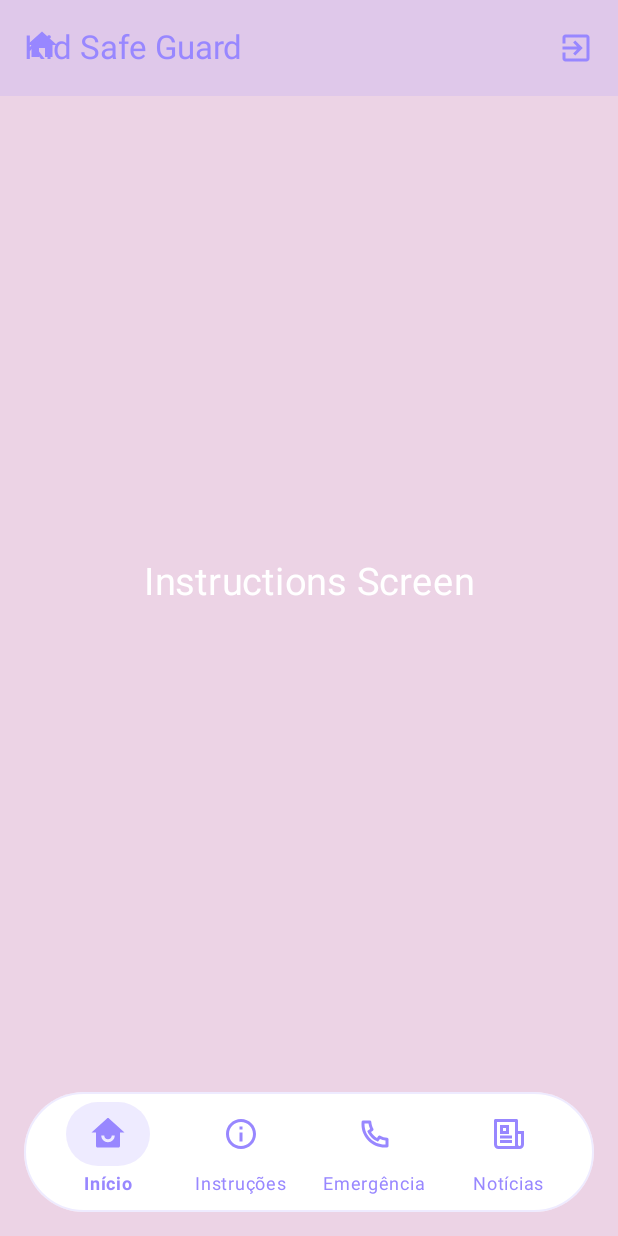
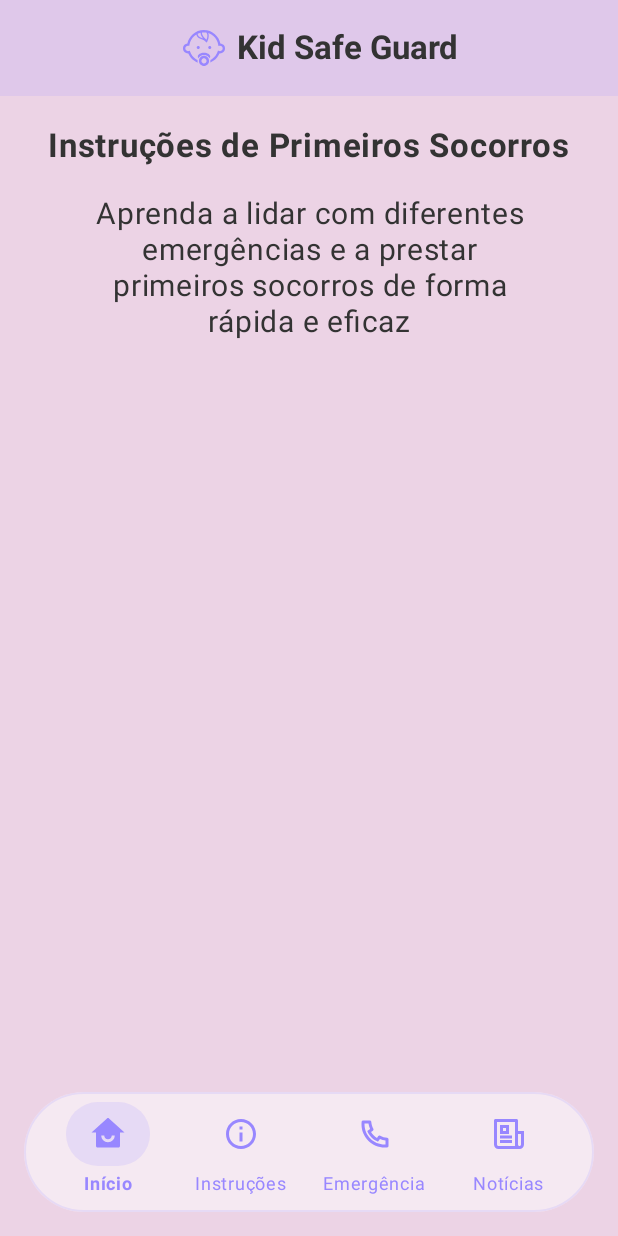
Before and after one commit to leandroroberto/kidsafeguard, an Android app built with Jetpack Compose: the InstructionsScreen screen opened through its navigation route, on a phone screen of 412 x 824 dp. Run offline under Robolectric (Android 15) with nearby library versions, the phone set to English and light mode, and no system bars.

Commit message:
Iniciada a criação da tela instruções do app.

```diff
--- a/app/src/main/java/com/leandrodev/kidsafeguardapp/ui/components/AppBarUI.kt
+++ b/app/src/main/java/com/leandrodev/kidsafeguardapp/ui/components/AppBarUI.kt
@@ -1,25 +1,35 @@
 package com.leandrodev.kidsafeguardapp.ui.components
 
+import androidx.compose.foundation.isSystemInDarkTheme
+import androidx.compose.foundation.layout.Arrangement
+import androidx.compose.foundation.layout.Row
+import androidx.compose.foundation.layout.Spacer
 import androidx.compose.foundation.layout.fillMaxWidth
-import androidx.compose.material.icons.Icons
-import androidx.compose.material.icons.automirrored.filled.ExitToApp
-import androidx.compose.material.icons.filled.Home
+import androidx.compose.foundation.layout.width
 import androidx.compose.material3.ExperimentalMaterial3Api
 import androidx.compose.material3.Icon
-import androidx.compose.material3.IconButton
 import androidx.compose.material3.Text
 import androidx.compose.material3.TopAppBar
 import androidx.compose.material3.TopAppBarDefaults
 import androidx.compose.runtime.Composable
+import androidx.compose.ui.Alignment
 import androidx.compose.ui.Modifier
+import androidx.compose.ui.res.painterResource
 import androidx.compose.ui.res.stringResource
+import androidx.compose.ui.text.font.FontWeight
+import androidx.compose.ui.unit.dp
+import androidx.compose.ui.unit.sp
 import com.leandrodev.kidsafeguardapp.R
 import com.leandrodev.kidsafeguardapp.ui.theme.alphaPrimaryColor
+import com.leandrodev.kidsafeguardapp.ui.theme.blackColor
 import com.leandrodev.kidsafeguardapp.ui.theme.primaryColor
 
 @OptIn(ExperimentalMaterial3Api::class)
 @Composable
 fun AppBarUI() {
+
+    val isSystemInDarkTheme = isSystemInDarkTheme()
+
     TopAppBar(
         modifier = Modifier
             .fillMaxWidth(),
@@ -28,20 +38,19 @@ fun AppBarUI() {
             titleContentColor = primaryColor
         ),
         title = {
-            Icon(imageVector = Icons.Default.Home, contentDescription = "icone do App")
-            Text(text = stringResource(id = R.string.kid_safe_guard))
-        },
-        actions = {
-            IconButton(
-                modifier = Modifier,
-                onClick = {
-
-                }
+            Row(
+                modifier = Modifier
+                    .fillMaxWidth(),
+                horizontalArrangement = Arrangement.Center,
+                verticalAlignment = Alignment.CenterVertically
             ) {
-                Icon(
-                    imageVector = Icons.AutoMirrored.Filled.ExitToApp,
-                    contentDescription = "icone para sair do App",
-                    tint = primaryColor
+                Icon(painter = painterResource(id = R.drawable.ic_baby), contentDescription = "icone do App")
+                Spacer(modifier = Modifier.width(8.dp))
+                Text(
+                    color = if(isSystemInDarkTheme) primaryColor else blackColor,
+                    fontSize = 22.sp,
+                    fontWeight = FontWeight.Bold,
+                    text = stringResource(id = R.string.kid_safe_guard)
                 )
             }
         }
--- a/app/src/main/java/com/leandrodev/kidsafeguardapp/ui/components/CardExploreUI.kt
+++ b/app/src/main/java/com/leandrodev/kidsafeguardapp/ui/components/CardExploreUI.kt
@@ -20,27 +20,24 @@ import androidx.compose.ui.res.painterResource
 import androidx.compose.ui.unit.dp
 import com.leandrodev.kidsafeguardapp.data.model.CardExploreApp
 import com.leandrodev.kidsafeguardapp.ui.theme.alphaColorWhite
-import com.leandrodev.kidsafeguardapp.ui.theme.colorWhite
 import com.leandrodev.kidsafeguardapp.ui.theme.primaryColor
 
 @Composable
 fun CardExploreAppUI(item: CardExploreApp) {
+
     Card(
         modifier = Modifier
             .padding(8.dp)
             .size(80.dp)
             .border(0.5.dp, Color.LightGray, CircleShape)
             .clip(shape = CircleShape),
-        colors = CardDefaults.cardColors(
-            containerColor = alphaColorWhite,
-        ),
         elevation = CardDefaults.elevatedCardElevation(
             defaultElevation = 4.dp
         )
     ) {
         Column(
             modifier = Modifier
-                .background(color = colorWhite)
+                .background(color = alphaColorWhite)
                 .fillMaxSize(),
             verticalArrangement = Arrangement.Center,
             horizontalAlignment = Alignment.CenterHorizontally
--- a/app/src/main/java/com/leandrodev/kidsafeguardapp/ui/components/CardPrincipaisOcorrenciasUI.kt
+++ b/app/src/main/java/com/leandrodev/kidsafeguardapp/ui/components/CardPrincipaisOcorrenciasUI.kt
@@ -1,6 +1,7 @@
 package com.leandrodev.kidsafeguardapp.ui.components
 
 import androidx.compose.foundation.Image
+import androidx.compose.foundation.background
 import androidx.compose.foundation.border
 import androidx.compose.foundation.layout.Arrangement
 import androidx.compose.foundation.layout.Column
@@ -21,25 +22,24 @@ import androidx.compose.ui.text.style.TextAlign
 import androidx.compose.ui.unit.dp
 import androidx.compose.ui.unit.sp
 import com.leandrodev.kidsafeguardapp.data.model.CardPrincipaisOcorrencias
-import com.leandrodev.kidsafeguardapp.ui.theme.colorWhite
-import com.leandrodev.kidsafeguardapp.ui.theme.primaryColor
+import com.leandrodev.kidsafeguardapp.ui.theme.alphaColorWhite
+import com.leandrodev.kidsafeguardapp.ui.theme.blackColor
 
 @Composable
 fun CardPrincipaisOcorrenciasUI(item: CardPrincipaisOcorrencias) {
+
     Card(
         modifier = Modifier
             .width(120.dp)
             .height(200.dp)
             .border(0.7.dp, Color.LightGray, shape = CardDefaults.shape),
-        colors = CardDefaults.cardColors(
-            containerColor = colorWhite
-        ),
         elevation = CardDefaults.elevatedCardElevation(
             defaultElevation = 4.dp
         )
     ) {
         Column(
             modifier = Modifier
+                .background(alphaColorWhite)
                 .fillMaxSize(),
             verticalArrangement = Arrangement.SpaceEvenly,
             horizontalAlignment = Alignment.CenterHorizontally
@@ -48,7 +48,7 @@ fun CardPrincipaisOcorrenciasUI(item: CardPrincipaisOcorrencias) {
                 modifier = Modifier,
                 text = item.title,
                 textAlign = TextAlign.Center,
-                color = primaryColor,
+                color = blackColor,
                 fontWeight = FontWeight.SemiBold,
                 fontSize = 18.sp
             )
--- a/app/src/main/java/com/leandrodev/kidsafeguardapp/ui/screens/home/HomeScreen.kt
+++ b/app/src/main/java/com/leandrodev/kidsafeguardapp/ui/screens/home/HomeScreen.kt
@@ -29,6 +29,7 @@ import com.leandrodev.kidsafeguardapp.navigation.item.BottomNavItem
 import com.leandrodev.kidsafeguardapp.navigation.navhost.BottomAppBarNavHost
 import com.leandrodev.kidsafeguardapp.ui.components.AddBottomItem
 import com.leandrodev.kidsafeguardapp.ui.components.AppBarUI
+import com.leandrodev.kidsafeguardapp.ui.theme.alphaColorWhite
 import com.leandrodev.kidsafeguardapp.ui.theme.alphaPrimaryColor
 import com.leandrodev.kidsafeguardapp.ui.theme.gradientColor
 import com.leandrodev.kidsafeguardapp.ui.theme.primaryColor
@@ -70,7 +71,7 @@ fun HomeScreen(navHostController: NavHostController = rememberNavController()) {
                     .padding(16.dp)
                     .clip(CircleShape)
                     .border(1.dp, alphaPrimaryColor, CircleShape),
-                containerColor = Color.White,
+                containerColor = alphaColorWhite,
                 content = {
                     BottomNavItem.items.forEachIndexed { index, item ->
 
--- a/app/src/main/java/com/leandrodev/kidsafeguardapp/ui/screens/instructions/InstructionsScreen.kt
+++ b/app/src/main/java/com/leandrodev/kidsafeguardapp/ui/screens/instructions/InstructionsScreen.kt
@@ -2,22 +2,45 @@ package com.leandrodev.kidsafeguardapp.ui.screens.instructions
 
 import androidx.compose.foundation.layout.Arrangement
 import androidx.compose.foundation.layout.Column
+import androidx.compose.foundation.layout.Spacer
 import androidx.compose.foundation.layout.fillMaxSize
+import androidx.compose.foundation.layout.height
 import androidx.compose.material3.Text
 import androidx.compose.runtime.Composable
 import androidx.compose.ui.Alignment
 import androidx.compose.ui.Modifier
-import androidx.compose.ui.graphics.Color
+import androidx.compose.ui.res.stringResource
+import androidx.compose.ui.text.font.FontWeight
+import androidx.compose.ui.text.style.TextAlign
+import androidx.compose.ui.unit.dp
 import androidx.compose.ui.unit.sp
+import com.leandrodev.kidsafeguardapp.R
+import com.leandrodev.kidsafeguardapp.ui.theme.blackColor
 
 @Composable
-fun InstructionsScreen(){
+fun InstructionsScreen() {
     Column(
         modifier = Modifier
             .fillMaxSize(),
-        verticalArrangement = Arrangement.Center,
+        verticalArrangement = Arrangement.Top,
         horizontalAlignment = Alignment.CenterHorizontally
     ) {
-        Text(text = "Instructions Screen", color = Color.White, fontSize = 25.sp)
+        Spacer(modifier = Modifier.height(20.dp))
+        Text(
+            fontSize = 22.sp,
+            fontWeight = FontWeight.Bold,
+            color = blackColor,
+            text = stringResource(id = R.string.instrucoes_primeiros_socorros)
+        )
+        Spacer(modifier = Modifier.height(20.dp))
+        Text(
+            fontSize = 20.sp,
+            textAlign = TextAlign.Center,
+            fontWeight = FontWeight.Normal,
+            color = blackColor,
+            text = stringResource(id = R.string.aprenda_a_lidar_com_diferentes_emergencias)
+        )
+
+
     }
 }
--- a/app/src/main/java/com/leandrodev/kidsafeguardapp/ui/screens/main/MainScreen.kt
+++ b/app/src/main/java/com/leandrodev/kidsafeguardapp/ui/screens/main/MainScreen.kt
@@ -23,7 +23,7 @@ import com.leandrodev.kidsafeguardapp.data.model.CardExploreApp
 import com.leandrodev.kidsafeguardapp.data.model.CardPrincipaisOcorrencias
 import com.leandrodev.kidsafeguardapp.ui.components.LazyRowExploreApp
 import com.leandrodev.kidsafeguardapp.ui.components.LazyRowPrincipaisOcorrencias
-import com.leandrodev.kidsafeguardapp.ui.theme.primaryColor
+import com.leandrodev.kidsafeguardapp.ui.theme.blackColor
 
 @Composable
 fun MainScreen() {
@@ -100,7 +100,7 @@ fun MainScreen() {
                     .padding(10.dp),
                 fontWeight = FontWeight.Bold,
                 text = stringResource(id = R.string.seja_bem_vindo),
-                color = primaryColor,
+                color = blackColor,
                 fontSize = 22.sp
             )
 
@@ -117,7 +117,7 @@ fun MainScreen() {
                     text = stringResource(id = R.string.explore_o_app),
                     fontSize = 22.sp,
                     fontWeight = FontWeight.Bold,
-                    color = primaryColor
+                    color = blackColor,
                 )
 
                 LazyRowExploreApp(items = itemsExploreApp)
@@ -135,7 +135,7 @@ fun MainScreen() {
                     text = stringResource(id = R.string.principais_ocorrencias),
                     fontSize = 22.sp,
                     fontWeight = FontWeight.Bold,
-                    color = primaryColor
+                    color = blackColor,
                 )
 
                 LazyRowPrincipaisOcorrencias(items = itemsPrincipaisOcorrencias)
--- a/app/src/main/java/com/leandrodev/kidsafeguardapp/ui/theme/Color.kt
+++ b/app/src/main/java/com/leandrodev/kidsafeguardapp/ui/theme/Color.kt
@@ -14,6 +14,8 @@ val alphaPrimaryColorDark90 = Color(0xE6887FFF)
 val alphaPrimaryColorDark80 = Color(0xCC887FFF)
 val alphaPrimaryColorDark60 = Color(0x99887FFF)
 
+val blackColor = Color(0xFF333333)
+
 
 val secondaryColor = Color(0xAAB5FFFF)
 val secondaryColor02 = Color(0xE1D5FFFF)
@@ -26,7 +28,7 @@ val secondaryColor08 = Color(0xFFD0B6F)
 val secondaryColor09 = Color(0xFFEAB6F)
 
 val colorWhite = Color(0xFFFFFFFF)
-val alphaColorWhite = Color(0xFFFFFFFF).copy(alpha = 0.2f)
+val alphaColorWhite = Color(0xFFFFFFFF).copy(alpha = 0.5f)
 
 val gradientColor = Color(0xFFFFC0CB) to Color(0xFFD8E6FF)
 
--- a/app/src/main/res/drawable/ic_baby.xml
+++ b/app/src/main/res/drawable/ic_baby.xml
@@ -1,4 +1,4 @@
-<vector xmlns:android="http://schemas.android.com/apk/res/android" android:alpha="0.56" android:height="34dp" android:viewportHeight="512" android:viewportWidth="512" android:width="34dp">
+<vector xmlns:android="http://schemas.android.com/apk/res/android" android:alpha="0.56" android:height="28dp" android:viewportHeight="512" android:viewportWidth="512" android:width="28dp">
 
     <path android:fillColor="#000000" android:pathData="M204.99,249.8c0,-10.44 -8.47,-18.89 -18.89,-18.89c-10.44,0 -18.9,8.45 -18.9,18.89c0,10.43 8.46,18.9 18.9,18.9C196.52,268.69 204.99,260.23 204.99,249.8z"/>
 
--- a/app/src/main/res/values/strings.xml
+++ b/app/src/main/res/values/strings.xml
@@ -17,5 +17,7 @@
     <string name="picadaInseto">Picadas\nde\nInsetos</string>
     <string name="afogamento">Afogamentos</string>
     <string name="desmaios">Desmaios</string>
+    <string name="instrucoes_primeiros_socorros">Instruções de Primeiros Socorros</string>
+    <string name="aprenda_a_lidar_com_diferentes_emergencias">Aprenda a lidar com diferentes\nemergências e a prestar\nprimeiros socorros de forma\nrápida e eficaz</string>
 
 </resources>
```
